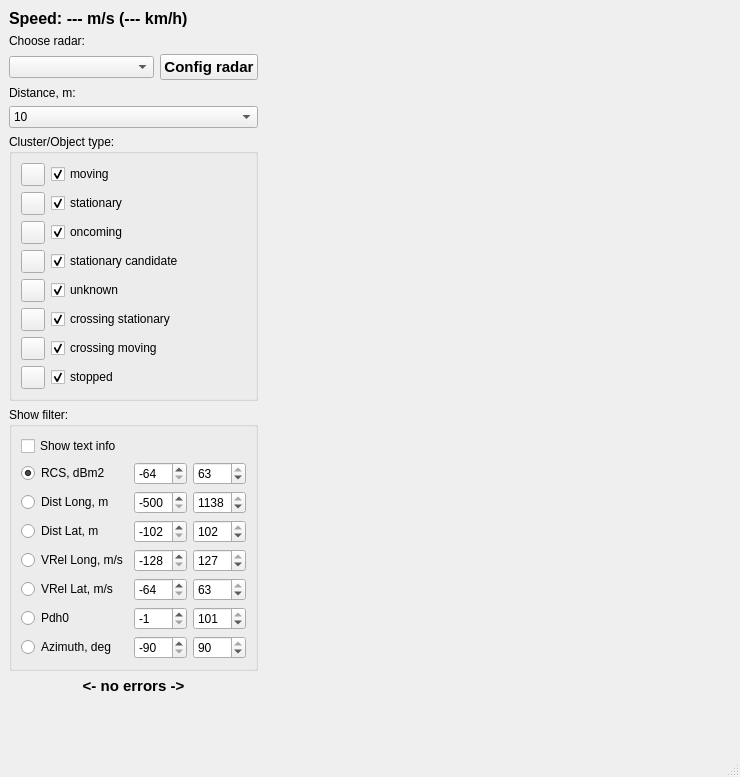
This is displaydata.ui in anatoltrush/RadarVisual as Qt 5 draws it before an edit. The edited form follows.
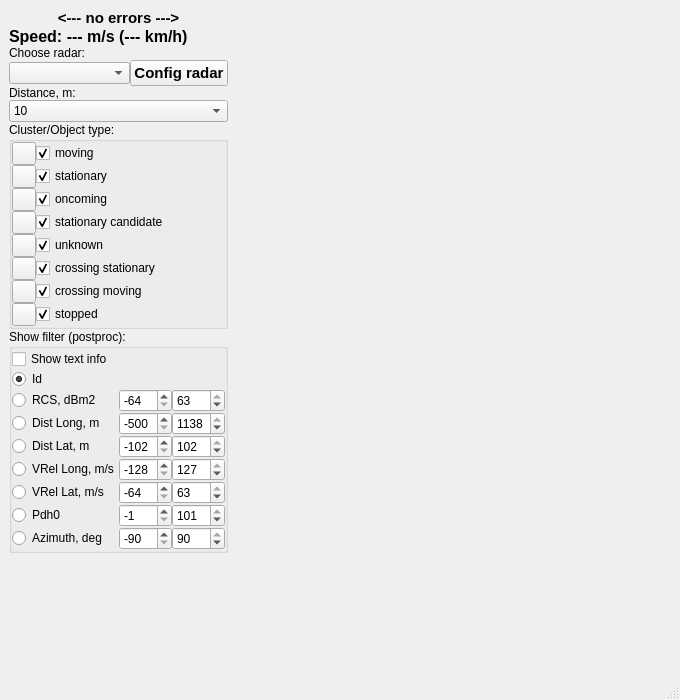
This is the edited form. Icons and pictures are not drawn. Custom widgets are drawn as their Qt base class.

```diff
--- a/displaydata.ui
+++ b/displaydata.ui
@@ -6,8 +6,8 @@
    <rect>
     <x>0</x>
     <y>0</y>
-    <width>740</width>
-    <height>777</height>
+    <width>680</width>
+    <height>700</height>
    </rect>
   </property>
   <property name="windowTitle">
@@ -21,9 +21,35 @@
    <layout class="QGridLayout" name="gridLayout">
     <item row="0" column="0" rowspan="2">
      <layout class="QVBoxLayout" name="vertPanel">
+      <property name="spacing">
+       <number>0</number>
+      </property>
       <property name="sizeConstraint">
        <enum>QLayout::SetMinimumSize</enum>
       </property>
+      <item>
+       <widget class="QLabel" name="lWarning">
+        <property name="sizePolicy">
+         <sizepolicy hsizetype="Minimum" vsizetype="Fixed">
+          <horstretch>0</horstretch>
+          <verstretch>0</verstretch>
+         </sizepolicy>
+        </property>
+        <property name="font">
+         <font>
+          <pointsize>11</pointsize>
+          <weight>75</weight>
+          <bold>true</bold>
+         </font>
+        </property>
+        <property name="text">
+         <string>&lt;--- no errors ---&gt;</string>
+        </property>
+        <property name="alignment">
+         <set>Qt::AlignCenter</set>
+        </property>
+       </widget>
+      </item>
       <item>
        <widget class="QLabel" name="lSpeed_M_KM">
         <property name="sizePolicy">
@@ -35,6 +61,7 @@
         <property name="font">
          <font>
           <pointsize>12</pointsize>
+          <weight>75</weight>
           <bold>true</bold>
          </font>
         </property>
@@ -82,6 +109,7 @@
           <property name="font">
            <font>
             <pointsize>11</pointsize>
+            <weight>75</weight>
             <bold>true</bold>
            </font>
           </property>
@@ -156,8 +184,26 @@
          <string>Cluster/Object type:</string>
         </property>
         <layout class="QGridLayout" name="gridLayout_3">
+         <property name="leftMargin">
+          <number>0</number>
+         </property>
+         <property name="topMargin">
+          <number>0</number>
+         </property>
+         <property name="rightMargin">
+          <number>0</number>
+         </property>
+         <property name="bottomMargin">
+          <number>0</number>
+         </property>
+         <property name="spacing">
+          <number>0</number>
+         </property>
          <item row="0" column="0">
           <layout class="QGridLayout" name="gridTypes">
+           <property name="verticalSpacing">
+            <number>0</number>
+           </property>
            <item row="2" column="1">
             <widget class="QCheckBox" name="cBClOnCom">
              <property name="text">
@@ -305,12 +351,98 @@
       <item>
        <widget class="QGroupBox" name="gBClFilt">
         <property name="title">
-         <string>Show filter:</string>
+         <string>Show filter (postproc):</string>
         </property>
         <layout class="QGridLayout" name="gridLayout_4">
+         <property name="leftMargin">
+          <number>0</number>
+         </property>
+         <property name="topMargin">
+          <number>0</number>
+         </property>
+         <property name="rightMargin">
+          <number>0</number>
+         </property>
+         <property name="bottomMargin">
+          <number>0</number>
+         </property>
+         <property name="spacing">
+          <number>0</number>
+         </property>
+         <item row="0" column="0">
+          <widget class="QCheckBox" name="cBInfo">
+           <property name="text">
+            <string>Show text info</string>
+           </property>
+           <property name="checked">
+            <bool>false</bool>
+           </property>
+          </widget>
+         </item>
          <item row="1" column="0">
           <layout class="QGridLayout" name="gridProps">
-           <item row="3" column="2">
+           <property name="spacing">
+            <number>0</number>
+           </property>
+           <item row="5" column="0">
+            <widget class="QRadioButton" name="rBVRelLat">
+             <property name="text">
+              <string>VRel Lat, m/s</string>
+             </property>
+            </widget>
+           </item>
+           <item row="1" column="1">
+            <widget class="QSpinBox" name="sBRcsMin">
+             <property name="mouseTracking">
+              <bool>true</bool>
+             </property>
+             <property name="toolTip">
+              <string>-64.0</string>
+             </property>
+             <property name="toolTipDuration">
+              <number>5000</number>
+             </property>
+             <property name="statusTip">
+              <string/>
+             </property>
+             <property name="minimum">
+              <number>-64</number>
+             </property>
+             <property name="maximum">
+              <number>63</number>
+             </property>
+             <property name="value">
+              <number>-64</number>
+             </property>
+            </widget>
+           </item>
+           <item row="2" column="1">
+            <widget class="QSpinBox" name="sBDistLongMin">
+             <property name="toolTip">
+              <string>-500.0</string>
+             </property>
+             <property name="toolTipDuration">
+              <number>5000</number>
+             </property>
+             <property name="minimum">
+              <number>-500</number>
+             </property>
+             <property name="maximum">
+              <number>1138</number>
+             </property>
+             <property name="value">
+              <number>-500</number>
+             </property>
+            </widget>
+           </item>
+           <item row="6" column="0">
+            <widget class="QRadioButton" name="rBPdh0">
+             <property name="text">
+              <string>Pdh0</string>
+             </property>
+            </widget>
+           </item>
+           <item row="4" column="2">
             <widget class="QSpinBox" name="sBVelLongMax">
              <property name="toolTip">
               <string>+127.75</string>
@@ -329,7 +461,209 @@
              </property>
             </widget>
            </item>
+           <item row="1" column="0">
+            <widget class="QRadioButton" name="rBRcs">
+             <property name="mouseTracking">
+              <bool>true</bool>
+             </property>
+             <property name="toolTip">
+              <string/>
+             </property>
+             <property name="toolTipDuration">
+              <number>-1</number>
+             </property>
+             <property name="statusTip">
+              <string/>
+             </property>
+             <property name="text">
+              <string>RCS, dBm2</string>
+             </property>
+             <property name="checked">
+              <bool>false</bool>
+             </property>
+            </widget>
+           </item>
+           <item row="2" column="0">
+            <widget class="QRadioButton" name="rBDistLong">
+             <property name="text">
+              <string>Dist Long, m</string>
+             </property>
+            </widget>
+           </item>
+           <item row="7" column="2">
+            <widget class="QSpinBox" name="sBAzMax">
+             <property name="toolTip">
+              <string>+90(+52.37)</string>
+             </property>
+             <property name="toolTipDuration">
+              <number>5000</number>
+             </property>
+             <property name="minimum">
+              <number>-90</number>
+             </property>
+             <property name="maximum">
+              <number>90</number>
+             </property>
+             <property name="value">
+              <number>90</number>
+             </property>
+            </widget>
+           </item>
+           <item row="5" column="1">
+            <widget class="QSpinBox" name="sBVelLatMin">
+             <property name="toolTip">
+              <string>-64</string>
+             </property>
+             <property name="toolTipDuration">
+              <number>5000</number>
+             </property>
+             <property name="minimum">
+              <number>-64</number>
+             </property>
+             <property name="maximum">
+              <number>63</number>
+             </property>
+             <property name="value">
+              <number>-64</number>
+             </property>
+            </widget>
+           </item>
+           <item row="3" column="2">
+            <widget class="QSpinBox" name="sBDistLatMax">
+             <property name="toolTip">
+              <string>+102.3</string>
+             </property>
+             <property name="toolTipDuration">
+              <number>5000</number>
+             </property>
+             <property name="minimum">
+              <number>-102</number>
+             </property>
+             <property name="maximum">
+              <number>102</number>
+             </property>
+             <property name="value">
+              <number>102</number>
+             </property>
+            </widget>
+           </item>
+           <item row="3" column="0">
+            <widget class="QRadioButton" name="rBDistLat">
+             <property name="text">
+              <string>Dist Lat, m</string>
+             </property>
+            </widget>
+           </item>
+           <item row="6" column="1">
+            <widget class="QSpinBox" name="sBPdh0Min">
+             <property name="toolTip">
+              <string>0</string>
+             </property>
+             <property name="toolTipDuration">
+              <number>5000</number>
+             </property>
+             <property name="minimum">
+              <number>-1</number>
+             </property>
+             <property name="maximum">
+              <number>101</number>
+             </property>
+             <property name="value">
+              <number>-1</number>
+             </property>
+            </widget>
+           </item>
+           <item row="4" column="0">
+            <widget class="QRadioButton" name="rBVRelLong">
+             <property name="text">
+              <string>VRel Long, m/s</string>
+             </property>
+            </widget>
+           </item>
            <item row="3" column="1">
+            <widget class="QSpinBox" name="sBDistLatMin">
+             <property name="toolTip">
+              <string>-102.3</string>
+             </property>
+             <property name="toolTipDuration">
+              <number>5000</number>
+             </property>
+             <property name="minimum">
+              <number>-102</number>
+             </property>
+             <property name="maximum">
+              <number>102</number>
+             </property>
+             <property name="value">
+              <number>-102</number>
+             </property>
+            </widget>
+           </item>
+           <item row="1" column="2">
+            <widget class="QSpinBox" name="sBRcsMax">
+             <property name="toolTip">
+              <string>+63.5</string>
+             </property>
+             <property name="toolTipDuration">
+              <number>5000</number>
+             </property>
+             <property name="minimum">
+              <number>-64</number>
+             </property>
+             <property name="maximum">
+              <number>63</number>
+             </property>
+             <property name="value">
+              <number>63</number>
+             </property>
+            </widget>
+           </item>
+           <item row="5" column="2">
+            <widget class="QSpinBox" name="sBVelLatMax">
+             <property name="toolTip">
+              <string>+63.75</string>
+             </property>
+             <property name="toolTipDuration">
+              <number>5000</number>
+             </property>
+             <property name="minimum">
+              <number>-64</number>
+             </property>
+             <property name="maximum">
+              <number>63</number>
+             </property>
+             <property name="value">
+              <number>63</number>
+             </property>
+            </widget>
+           </item>
+           <item row="7" column="0">
+            <widget class="QRadioButton" name="rBAzimuth">
+             <property name="text">
+              <string>Azimuth, deg</string>
+             </property>
+            </widget>
+           </item>
+           <item row="7" column="1">
+            <widget class="QSpinBox" name="sBAzMin">
+             <property name="toolTip">
+              <string>-90(-50)</string>
+             </property>
+             <property name="toolTipDuration">
+              <number>5000</number>
+             </property>
+             <property name="minimum">
+              <number>-90</number>
+             </property>
+             <property name="maximum">
+              <number>90</number>
+             </property>
+             <property name="value">
+              <number>-90</number>
+             </property>
+            </widget>
+           </item>
+           <item row="4" column="1">
             <widget class="QSpinBox" name="sBVelLongMin">
              <property name="sizePolicy">
               <sizepolicy hsizetype="Minimum" vsizetype="Fixed">
@@ -354,7 +688,7 @@
              </property>
             </widget>
            </item>
-           <item row="1" column="2">
+           <item row="2" column="2">
             <widget class="QSpinBox" name="sBDistLongMax">
              <property name="toolTip">
               <string>+1138.2</string>
@@ -373,77 +707,7 @@
              </property>
             </widget>
            </item>
-           <item row="0" column="1">
-            <widget class="QSpinBox" name="sBRcsMin">
-             <property name="mouseTracking">
-              <bool>true</bool>
-             </property>
-             <property name="toolTip">
-              <string>-64.0</string>
-             </property>
-             <property name="toolTipDuration">
-              <number>5000</number>
-             </property>
-             <property name="statusTip">
-              <string/>
-             </property>
-             <property name="minimum">
-              <number>-64</number>
-             </property>
-             <property name="maximum">
-              <number>63</number>
-             </property>
-             <property name="value">
-              <number>-64</number>
-             </property>
-            </widget>
-           </item>
-           <item row="6" column="0">
-            <widget class="QRadioButton" name="rBAzimuth">
-             <property name="text">
-              <string>Azimuth, deg</string>
-             </property>
-            </widget>
-           </item>
-           <item row="0" column="2">
-            <widget class="QSpinBox" name="sBRcsMax">
-             <property name="toolTip">
-              <string>+63.5</string>
-             </property>
-             <property name="toolTipDuration">
-              <number>5000</number>
-             </property>
-             <property name="minimum">
-              <number>-64</number>
-             </property>
-             <property name="maximum">
-              <number>63</number>
-             </property>
-             <property name="value">
-              <number>63</number>
-             </property>
-            </widget>
-           </item>
-           <item row="4" column="2">
-            <widget class="QSpinBox" name="sBVelLatMax">
-             <property name="toolTip">
-              <string>+63.75</string>
-             </property>
-             <property name="toolTipDuration">
-              <number>5000</number>
-             </property>
-             <property name="minimum">
-              <number>-64</number>
-             </property>
-             <property name="maximum">
-              <number>63</number>
-             </property>
-             <property name="value">
-              <number>63</number>
-             </property>
-            </widget>
-           </item>
-           <item row="5" column="2">
+           <item row="6" column="2">
             <widget class="QSpinBox" name="sBPdh0Max">
              <property name="toolTip">
               <string>+100</string>
@@ -462,208 +726,18 @@
              </property>
             </widget>
            </item>
-           <item row="5" column="0">
-            <widget class="QRadioButton" name="rBPdh0">
-             <property name="text">
-              <string>Pdh0</string>
-             </property>
-            </widget>
-           </item>
-           <item row="2" column="1">
-            <widget class="QSpinBox" name="sBDistLatMin">
-             <property name="toolTip">
-              <string>-102.3</string>
-             </property>
-             <property name="toolTipDuration">
-              <number>5000</number>
-             </property>
-             <property name="minimum">
-              <number>-102</number>
-             </property>
-             <property name="maximum">
-              <number>102</number>
-             </property>
-             <property name="value">
-              <number>-102</number>
-             </property>
-            </widget>
-           </item>
-           <item row="2" column="0">
-            <widget class="QRadioButton" name="rBDistLat">
-             <property name="text">
-              <string>Dist Lat, m</string>
-             </property>
-            </widget>
-           </item>
-           <item row="2" column="2">
-            <widget class="QSpinBox" name="sBDistLatMax">
-             <property name="toolTip">
-              <string>+102.3</string>
-             </property>
-             <property name="toolTipDuration">
-              <number>5000</number>
-             </property>
-             <property name="minimum">
-              <number>-102</number>
-             </property>
-             <property name="maximum">
-              <number>102</number>
-             </property>
-             <property name="value">
-              <number>102</number>
-             </property>
-            </widget>
-           </item>
-           <item row="1" column="0">
-            <widget class="QRadioButton" name="rBDistLong">
-             <property name="text">
-              <string>Dist Long, m</string>
-             </property>
-            </widget>
-           </item>
-           <item row="3" column="0">
-            <widget class="QRadioButton" name="rBVRelLong">
-             <property name="text">
-              <string>VRel Long, m/s</string>
-             </property>
-            </widget>
-           </item>
            <item row="0" column="0">
-            <widget class="QRadioButton" name="rBRcs">
-             <property name="mouseTracking">
-              <bool>true</bool>
-             </property>
-             <property name="toolTip">
-              <string/>
-             </property>
-             <property name="toolTipDuration">
-              <number>-1</number>
-             </property>
-             <property name="statusTip">
-              <string/>
-             </property>
+            <widget class="QRadioButton" name="rBId">
              <property name="text">
-              <string>RCS, dBm2</string>
+              <string>Id</string>
              </property>
              <property name="checked">
               <bool>true</bool>
              </property>
             </widget>
            </item>
-           <item row="4" column="1">
-            <widget class="QSpinBox" name="sBVelLatMin">
-             <property name="toolTip">
-              <string>-64</string>
-             </property>
-             <property name="toolTipDuration">
-              <number>5000</number>
-             </property>
-             <property name="minimum">
-              <number>-64</number>
-             </property>
-             <property name="maximum">
-              <number>63</number>
-             </property>
-             <property name="value">
-              <number>-64</number>
-             </property>
-            </widget>
-           </item>
-           <item row="6" column="1">
-            <widget class="QSpinBox" name="sBAzMin">
-             <property name="toolTip">
-              <string>-90(-50)</string>
-             </property>
-             <property name="toolTipDuration">
-              <number>5000</number>
-             </property>
-             <property name="minimum">
-              <number>-90</number>
-             </property>
-             <property name="maximum">
-              <number>90</number>
-             </property>
-             <property name="value">
-              <number>-90</number>
-             </property>
-            </widget>
-           </item>
-           <item row="6" column="2">
-            <widget class="QSpinBox" name="sBAzMax">
-             <property name="toolTip">
-              <string>+90(+52.37)</string>
-             </property>
-             <property name="toolTipDuration">
-              <number>5000</number>
-             </property>
-             <property name="minimum">
-              <number>-90</number>
-             </property>
-             <property name="maximum">
-              <number>90</number>
-             </property>
-             <property name="value">
-              <number>90</number>
-             </property>
-            </widget>
-           </item>
-           <item row="1" column="1">
-            <widget class="QSpinBox" name="sBDistLongMin">
-             <property name="toolTip">
-              <string>-500.0</string>
-             </property>
-             <property name="toolTipDuration">
-              <number>5000</number>
-             </property>
-             <property name="minimum">
-              <number>-500</number>
-             </property>
-             <property name="maximum">
-              <number>1138</number>
-             </property>
-             <property name="value">
-              <number>-500</number>
-             </property>
-            </widget>
-           </item>
-           <item row="5" column="1">
-            <widget class="QSpinBox" name="sBPdh0Min">
-             <property name="toolTip">
-              <string>0</string>
-             </property>
-             <property name="toolTipDuration">
-              <number>5000</number>
-             </property>
-             <property name="minimum">
-              <number>-1</number>
-             </property>
-             <property name="maximum">
-              <number>101</number>
-             </property>
-             <property name="value">
-              <number>-1</number>
-             </property>
-            </widget>
-           </item>
-           <item row="4" column="0">
-            <widget class="QRadioButton" name="rBVRelLat">
-             <property name="text">
-              <string>VRel Lat, m/s</string>
-             </property>
-            </widget>
-           </item>
           </layout>
          </item>
-         <item row="0" column="0">
-          <widget class="QCheckBox" name="cBInfo">
-           <property name="text">
-            <string>Show text info</string>
-           </property>
-           <property name="checked">
-            <bool>false</bool>
-           </property>
-          </widget>
-         </item>
         </layout>
        </widget>
       </item>
@@ -696,28 +770,6 @@
      </spacer>
     </item>
     <item row="2" column="0">
-     <widget class="QLabel" name="lWarrning">
-      <property name="sizePolicy">
-       <sizepolicy hsizetype="Minimum" vsizetype="Fixed">
-        <horstretch>0</horstretch>
-        <verstretch>0</verstretch>
-       </sizepolicy>
-      </property>
-      <property name="font">
-       <font>
-        <pointsize>11</pointsize>
-        <bold>true</bold>
-       </font>
-      </property>
-      <property name="text">
-       <string>&lt;- no errors -&gt;</string>
-      </property>
-      <property name="alignment">
-       <set>Qt::AlignCenter</set>
-      </property>
-     </widget>
-    </item>
-    <item row="3" column="0">
      <spacer name="verticalSpacer">
       <property name="orientation">
        <enum>Qt::Vertical</enum>
```
